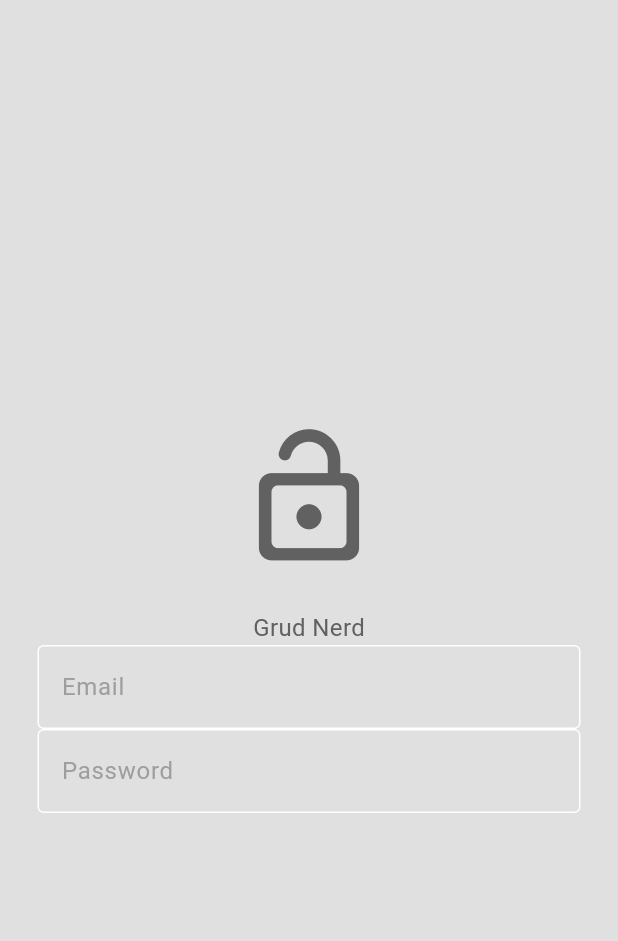
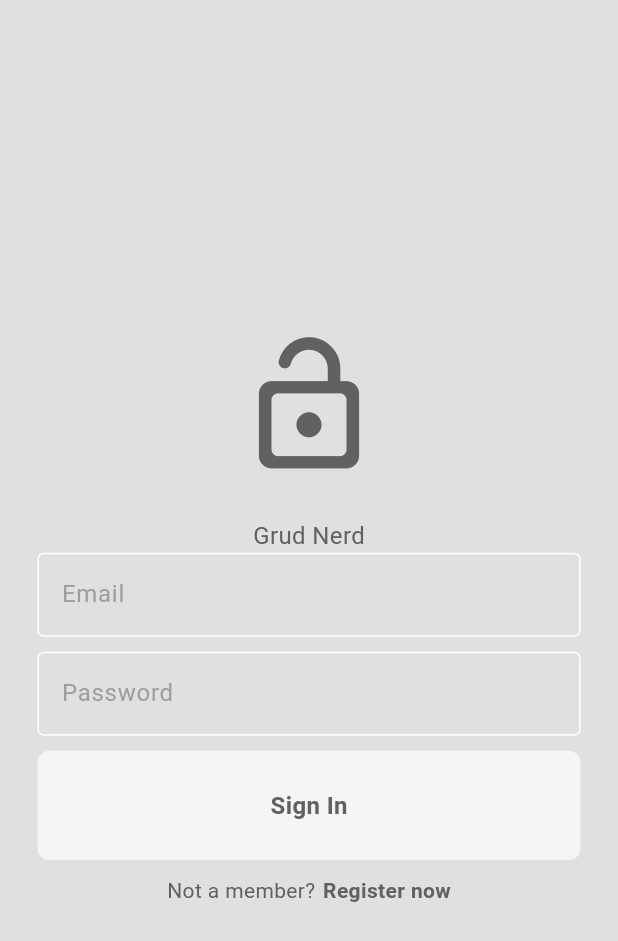
Before and after one commit to aLearningLad/grubnerd, a Flutter app: the screen it shows after launch, on a phone screen of 412 x 824 dp. Shown: the top 941 px of the screen. Run offline on Flutter 3.47's test engine with Material 3 defaults, Android fonts, the phone set to English and light mode, and no system bars.

Commit message:
login page additions

```diff
--- /dev/null
+++ b/lib/components/my_button.dart
@@ -0,0 +1,31 @@
+import 'package:flutter/material.dart';
+
+class MyButton extends StatelessWidget {
+  final Function()? onTap;
+  final String text;
+
+  const MyButton({super.key, required this.text, required this.onTap});
+
+  @override
+  Widget build(BuildContext context) {
+    return GestureDetector(
+      onTap: onTap,
+      child: Container(
+        padding: EdgeInsets.all(25),
+        margin: EdgeInsets.symmetric(horizontal: 25),
+        decoration: BoxDecoration(
+            color: Theme.of(context).colorScheme.secondary,
+            borderRadius: BorderRadius.circular(8)),
+        child: Center(
+          child: Text(
+            text,
+            style: TextStyle(
+                fontWeight: FontWeight.bold,
+                color: Theme.of(context).colorScheme.inversePrimary,
+                fontSize: 16),
+          ),
+        ),
+      ),
+    );
+  }
+}
--- a/lib/pages/login_page.dart
+++ b/lib/pages/login_page.dart
@@ -1,9 +1,12 @@
 import 'package:flutter/material.dart';
+import 'package:grubnerdapp/components/my_button.dart';
 import 'package:grubnerdapp/components/my_textfield.dart';
 
 class LoginPage extends StatelessWidget {
   final TextEditingController emailController = TextEditingController();
   final TextEditingController passwordController = TextEditingController();
+
+  void onTap() {}
 
   LoginPage({super.key});
 
@@ -41,16 +44,50 @@ class LoginPage extends StatelessWidget {
               obscureText: false,
             ),
 
+            SizedBox(
+              height: 10,
+            ),
+
             // password textfield
             MyTextField(
-              controller: emailController,
+              controller: passwordController,
               hintText: "Password",
               obscureText: true, //will hide characters as password is entered
             ),
 
+            SizedBox(height: 10),
+
             // sign in button
+            MyButton(
+              text: "Sign In",
+              onTap: onTap,
+            ),
+
+            SizedBox(
+              height: 10,
+            ),
 
             // not a member? register now
+            GestureDetector(
+              onTap: () {},
+              child: Row(
+                mainAxisAlignment: MainAxisAlignment.center,
+                children: [
+                  Text(
+                    "Not a member?",
+                    style: TextStyle(
+                        color: Theme.of(context).colorScheme.inversePrimary),
+                  ),
+                  SizedBox(width: 5),
+                  Text(
+                    "Register now",
+                    style: TextStyle(
+                        color: Theme.of(context).colorScheme.inversePrimary,
+                        fontWeight: FontWeight.bold),
+                  ),
+                ],
+              ),
+            )
           ],
         ),
       ),
```
